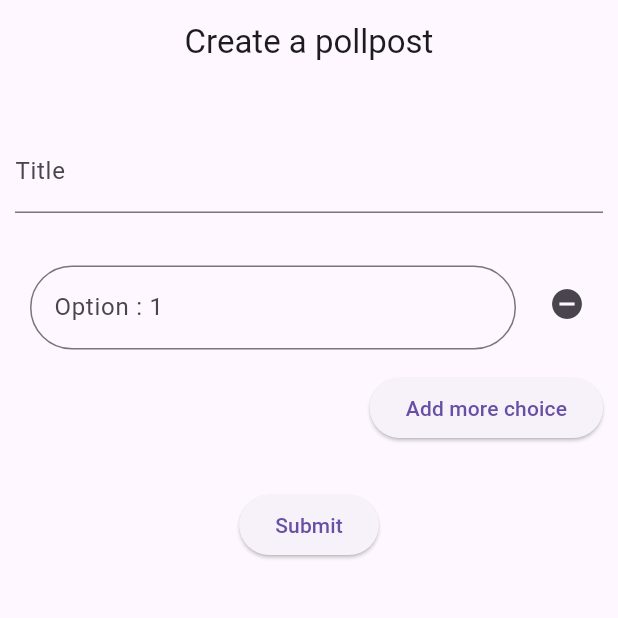
After one commit to Tudolla/nguyenvantu_app, a Flutter app: the PollPostScreen screen opened directly, after a tap on "Add more choice", on a phone screen of 412 x 824 dp, the top half of it. The commit adds this screen. Run offline on Flutter 3.47's test engine with Material 3 defaults, Android fonts, the phone set to English and light mode, and no system bars; our stand-ins replace connectivity_plus, delightful_toast, flutter_riverpod, freezed_annotation, get, image_picker and 4 more; accounts and stored records are empty; generated files the repository leaves out were written again; network calls fail; project files that could hold a hidden picture were left out.

Commit message:
feature: add pollpost screen with logic completed but not run

```diff
--- /dev/null
+++ b/lib/data/models/api/request/contribution_model/pollpost_model.dart
@@ -0,0 +1,26 @@
+import 'package:freezed_annotation/freezed_annotation.dart';
+
+part 'pollpost_model.g.dart';
+part 'pollpost_model.freezed.dart';
+
+@freezed
+class PollPostWithChoice with _$PollPostWithChoice {
+  const factory PollPostWithChoice({
+    required String title,
+    int? user,
+    @Default([]) List<Choice> choices,
+  }) = _PollPostWithChoice;
+
+  factory PollPostWithChoice.fromJson(Map<String, dynamic> json) =>
+      _$PollPostWithChoiceFromJson(json);
+}
+
+@freezed
+class Choice with _$Choice {
+  const factory Choice({
+    required String choiceText, // Nội dung lựa chọn
+  }) = _Choice;
+
+  // Chuyển từ JSON
+  factory Choice.fromJson(Map<String, dynamic> json) => _$ChoiceFromJson(json);
+}
--- /dev/null
+++ b/lib/data/repository/api/contribution_repository/pollpost_repository.dart
@@ -0,0 +1,17 @@
+import 'package:monstar/data/models/api/request/contribution_model/pollpost_model.dart';
+
+import '../../../services/contribution_service/contribution_post_service.dart';
+
+abstract class PollpostRepository {
+  Future<bool> createPollPostRepository(String title, List<Choice> list);
+}
+
+class PollpostRepositoryIml implements PollpostRepository {
+  final TextPostService _textPostService;
+  PollpostRepositoryIml(this._textPostService);
+
+  @override
+  Future<bool> createPollPostRepository(String title, List<Choice> list) async {
+    return await _textPostService.createPollPost(title, list);
+  }
+}
--- a/lib/data/services/auth_service/auth_service.dart
+++ b/lib/data/services/auth_service/auth_service.dart
@@ -79,7 +79,7 @@ class AuthService {
       return MemberModel.fromJson(
         json.decode(response.body),
       );
-    } else if (response.statusCode == 403) {
+    } else if (response.statusCode == 401) {
       throw Exception("Not authorized");
     } else if (response.statusCode == 404) {
       throw Exception("Member not found");
@@ -104,12 +104,12 @@ class AuthService {
       );
       if (response.statusCode == 200) {
         return MemberResponseModel.fromJson(jsonDecode(response.body));
-      } else if (response.statusCode == 403) {
+      } else if (response.statusCode == 401) {
         throw Exception("Not authorized");
       } else if (response.statusCode == 404) {
         throw Exception("Member not found");
       } else {
-        throw Exception("Error else!");
+        throw Exception("Something error was happened!");
       }
     } catch (e) {
       throw Exception("Faild to update profile: $e");
--- a/lib/providers/memer_information_provider.dart
+++ b/lib/providers/memer_information_provider.dart
@@ -3,7 +3,7 @@ import 'package:monstar/data/models/api/request/member_model/member_model.dart';
 
 import '../data/repository/api/member_repository/member_repository.dart';
 import '../data/services/auth_service/auth_service.dart';
-import '../views/profile_member/profile_view_model.dart';
+import '../views/profile_member/viewmodel/profile_view_model.dart';
 
 final getMemberServiceProvider = Provider<MemberRepository>((ref) {
   return MemberRepositoryImpl(AuthService());
--- a/lib/views/contribution/contribution_screen.dart
+++ b/lib/views/contribution/contribution_screen.dart
@@ -41,6 +41,7 @@ class _ContributionScreenState extends ConsumerState<ContributionScreen> {
     return Scaffold(
       appBar: AppBar(
         title: Text("your contribution"),
+        centerTitle: true,
       ),
       body: Container(
         child: Padding(
--- /dev/null
+++ b/lib/views/contribution/pollpost_creen.dart
@@ -0,0 +1,136 @@
+import 'package:flutter/material.dart';
+import 'package:flutter_riverpod/flutter_riverpod.dart';
+
+class PollPostScreen extends ConsumerStatefulWidget {
+  const PollPostScreen({super.key});
+
+  @override
+  ConsumerState<ConsumerStatefulWidget> createState() => _PollPostScreenState();
+}
+
+class _PollPostScreenState extends ConsumerState<PollPostScreen> {
+  final TextEditingController _titleController = TextEditingController();
+  final List<TextEditingController> _choiceController = [];
+
+  void _removeChoice(int index) {
+    setState(() {
+      _choiceController[index].dispose();
+      _choiceController.removeAt(index);
+    });
+  }
+
+  void _addMoreChoice() {
+    setState(() {
+      _choiceController.add(TextEditingController());
+    });
+  }
+
+  void _submit() {
+    final title = _titleController.text;
+    final choices =
+        _choiceController.map((controller) => controller.text).toList();
+  }
+
+  @override
+  Widget build(BuildContext context) {
+    var size = MediaQuery.of(context).size.width;
+    return Scaffold(
+      appBar: AppBar(
+        title: Text("Create a pollpost"),
+        centerTitle: true,
+      ),
+      body: SingleChildScrollView(
+        child: Column(
+          children: [
+            Padding(
+              padding: const EdgeInsets.only(
+                top: 30,
+                left: 10,
+                right: 10,
+              ),
+              child: Column(
+                crossAxisAlignment: CrossAxisAlignment.end,
+                mainAxisSize: MainAxisSize.min,
+                children: [
+                  TextField(
+                    controller: _titleController,
+                    decoration: InputDecoration(
+                      labelText: 'Title',
+                    ),
+                  ),
+                  SizedBox(
+                    height: 10,
+                  ),
+                  const SizedBox(
+                    height: 20,
+                  ),
+                  ..._choiceController.map((controller) {
+                    int index = _choiceController.indexOf(controller);
+                    return Row(
+                      children: [
+                        Expanded(
+                          child: Container(
+                            padding: const EdgeInsets.only(
+                              left: 10,
+                              top: 5,
+                              right: 10,
+                            ),
+                            child: TextFormField(
+                              controller: controller,
+                              decoration: InputDecoration(
+                                labelText: "Option : ${index + 1}",
+                                border: OutlineInputBorder(
+                                  borderRadius: BorderRadius.circular(30),
+                                  borderSide: BorderSide(
+                                    color: Colors.blue,
+                                    width: 1.0,
+                                  ),
+                                ),
+                                errorBorder: OutlineInputBorder(
+                                  borderSide: BorderSide(
+                                    color: Colors.red,
+                                    width: 2.0,
+                                  ),
+                                ),
+                              ),
+                            ),
+                          ),
+                        ),
+                        IconButton(
+                          onPressed: () => _removeChoice(index),
+                          icon: Icon(Icons.remove_circle),
+                        ),
+                      ],
+                    );
+                  }).toList(),
+                  SizedBox(
+                    height: 15,
+                  ),
+                  Container(
+                    alignment: Alignment.topRight,
+                    width: size / 2,
+                    child: ElevatedButton(
+                      onPressed: _addMoreChoice,
+                      child: Text("Add more choice"),
+                    ),
+                  ),
+                  const SizedBox(
+                    height: 30,
+                  ),
+                ],
+              ),
+            ),
+            Container(
+              alignment: Alignment.center,
+              width: size / 2,
+              child: ElevatedButton(
+                onPressed: _submit,
+                child: Text("Submit"),
+              ),
+            ),
+          ],
+        ),
+      ),
+    );
+  }
+}
--- a/lib/views/profile_member/profile_view_model.dart
+++ b/lib/views/profile_member/viewmodel/profile_view_model.dart
@@ -2,7 +2,7 @@ import 'package:flutter/material.dart';
 import 'package:flutter_riverpod/flutter_riverpod.dart';
 import 'package:monstar/data/repository/api/member_repository/member_repository.dart';
 
-import '../../data/models/api/request/member_model/member_model.dart';
+import '../../../data/models/api/request/member_model/member_model.dart';
 
 class ProfileViewModel extends StateNotifier<AsyncValue<MemberModel>> {
   final MemberRepository _memberRepository;
--- a/lib/views/profile_member/update_profile_view_model.dart
+++ b/lib/views/profile_member/viewmodel/update_profile_view_model.dart
@@ -2,7 +2,7 @@ import 'package:flutter/widgets.dart';
 import 'package:flutter_riverpod/flutter_riverpod.dart';
 import 'package:monstar/data/repository/api/member_repository/member_repository.dart';
 
-import '../../data/models/api/response/member_response_model.dart';
+import '../../../data/models/api/response/member_response_model.dart';
 
 class UpateProfileViewModel
     extends StateNotifier<AsyncValue<MemberResponseModel>> {
```
Also changed, not shown: lib/data/services/contribution_service/contribution_post_service.dart (+36 -0 lines), lib/providers/add_pollpost_provider.dart (added, +16 -0 lines), lib/views/contribution/viewmodel/add_poll_post_viewmodel.dart (added, +20 -0 lines), lib/views/home/drawer.dart (+8 -2 lines), lib/views/signup/signup_screen.dart (+7 -0 lines).
